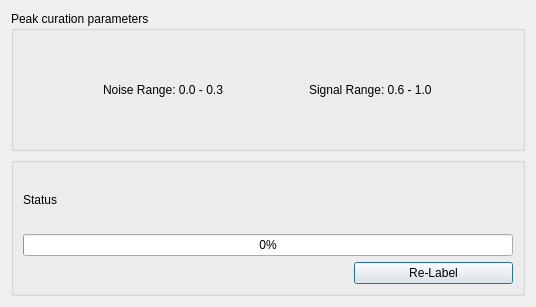
Before: the Qt Designer form src/gui/mzroll/forms/relabelgroupsdialog.ui in ElucidataInc/ElMaven, drawn with Qt 5.
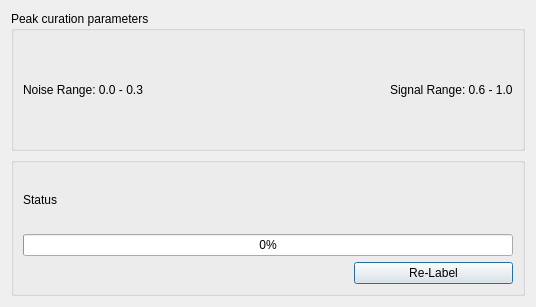
After: the same form once the commit is applied.

Commit message: [ui] Fix peakdetection and relabel dialog

Patch:
```diff
--- a/src/gui/mzroll/forms/relabelgroupsdialog.ui
+++ b/src/gui/mzroll/forms/relabelgroupsdialog.ui
@@ -50,20 +50,7 @@
       <string>Peak curation parameters</string>
      </property>
      <layout class="QGridLayout" name="gridLayout_2">
-      <item row="0" column="2">
-       <widget class="QLabel" name="signalRange">
-        <property name="sizePolicy">
-         <sizepolicy hsizetype="Fixed" vsizetype="Preferred">
-          <horstretch>0</horstretch>
-          <verstretch>0</verstretch>
-         </sizepolicy>
-        </property>
-        <property name="text">
-         <string>Signal Range: 0.6 - 1.0</string>
-        </property>
-       </widget>
-      </item>
-      <item row="0" column="0">
+      <item row="0" column="1">
        <widget class="QLabel" name="noiseRange">
         <property name="sizePolicy">
          <sizepolicy hsizetype="Fixed" vsizetype="Preferred">
@@ -76,6 +63,22 @@
         </property>
        </widget>
       </item>
+      <item row="0" column="4" alignment="Qt::AlignRight">
+       <widget class="QLabel" name="signalRange">
+        <property name="sizePolicy">
+         <sizepolicy hsizetype="Fixed" vsizetype="Preferred">
+          <horstretch>0</horstretch>
+          <verstretch>0</verstretch>
+         </sizepolicy>
+        </property>
+        <property name="text">
+         <string>Signal Range: 0.6 - 1.0</string>
+        </property>
+       </widget>
+      </item>
+      <item row="0" column="3">
+       <layout class="QHBoxLayout" name="horizontalLayout"/>
+      </item>
      </layout>
     </widget>
    </item>
```
Left out of the diff: 12 changed lines with no effect on the pictures. The commit also changes 4 other files.
